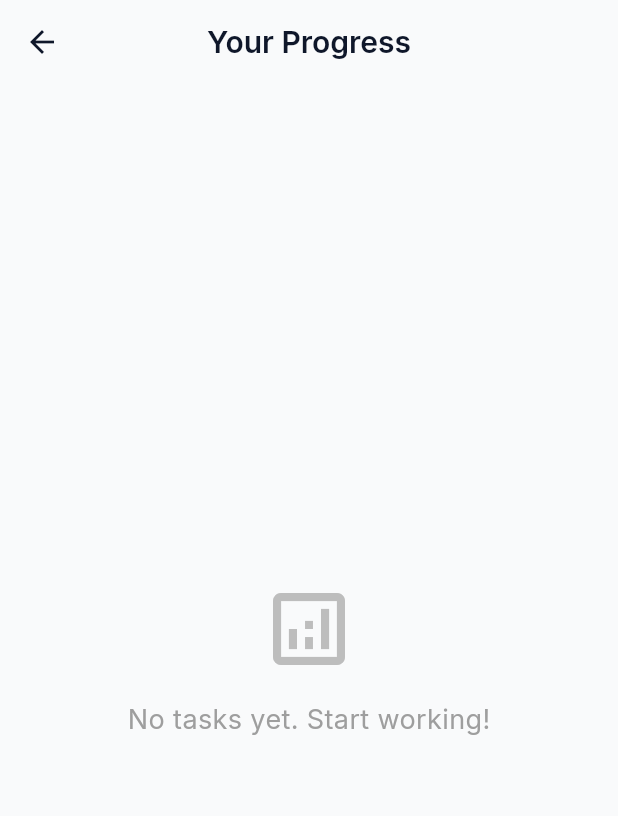
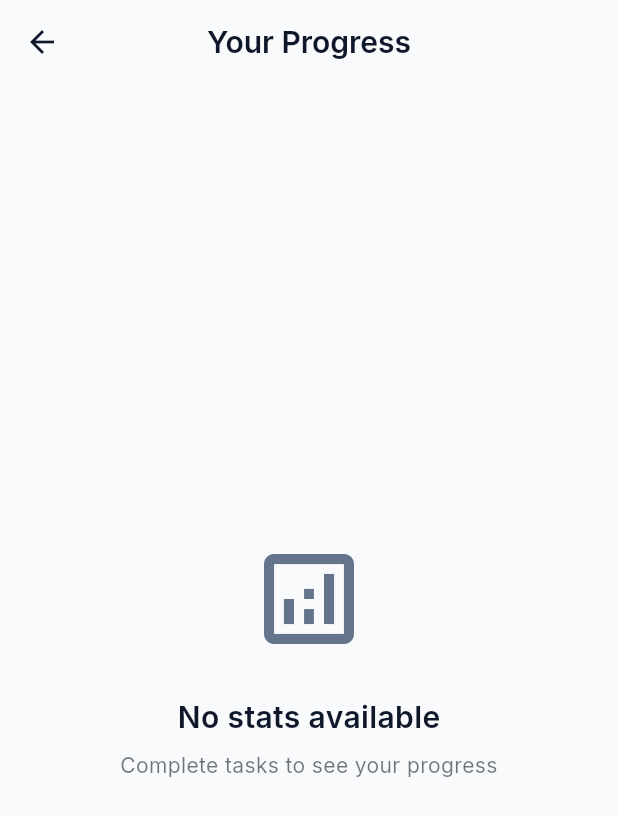
Before and after one commit to haddadiheb1/JustSayIt, a Flutter app: the StatsScreen screen opened directly, on a phone screen of 412 x 824 dp. Shown: the top 816 px of the screen. Run offline on Flutter 3.47's test engine with Material 3 defaults, Android fonts, the light colour scheme and no system bars; our stand-ins replace animated_list_plus, fl_chart, flutter_animate, flutter_local_notifications, flutter_riverpod, flutter_timezone and 11 more; missing offline and left inert: android_alarm_manager_plus, home_widget; accounts and stored records are empty; generated files the repository leaves out were written again.

Commit message:
set common empty screens design

```diff
--- a/lib/presentation/screens/stats_screen.dart
+++ b/lib/presentation/screens/stats_screen.dart
@@ -6,6 +6,7 @@ import 'package:say_task/presentation/providers/task_provider.dart';
 import 'package:say_task/domain/entities/task_category.dart';
 import 'package:intl/intl.dart';
 import 'package:gap/gap.dart';
+import 'package:say_task/presentation/widgets/empty_state_widget.dart';
 
 class StatsScreen extends ConsumerWidget {
   const StatsScreen({super.key});
@@ -27,22 +28,10 @@ class StatsScreen extends ConsumerWidget {
       body: tasksAsync.when(
         data: (tasks) {
           if (tasks.isEmpty) {
-            return Center(
-              child: Column(
-                mainAxisAlignment: MainAxisAlignment.center,
-                children: [
-                  Icon(Icons.analytics_outlined,
-                      size: 64, color: Colors.grey[400]),
-                  const Gap(16),
-                  Text(
-                    'No tasks yet. Start working!',
-                    style: TextStyle(
-                      fontSize: 18,
-                      color: Colors.grey,
-                    ),
-                  ),
-                ],
-              ),
+            return const EmptyStateWidget(
+              message: "No stats available",
+              subMessage: "Complete tasks to see your progress",
+              icon: Icons.analytics_outlined,
             );
           }
 
--- /dev/null
+++ b/lib/presentation/widgets/empty_state_widget.dart
@@ -0,0 +1,54 @@
+import 'package:flutter/material.dart';
+import 'package:say_task/core/theme/app_theme.dart';
+
+class EmptyStateWidget extends StatelessWidget {
+  final String message;
+  final String? subMessage;
+  final IconData icon;
+
+  const EmptyStateWidget({
+    super.key,
+    required this.message,
+    this.subMessage,
+    required this.icon,
+  });
+
+  @override
+  Widget build(BuildContext context) {
+    return Center(
+      child: Column(
+        mainAxisAlignment: MainAxisAlignment.center,
+        children: [
+          Icon(
+            icon,
+            size: 80,
+            color: AppTheme.textSecondary,
+          ),
+          const SizedBox(height: 24),
+          Text(
+            message,
+            style: TextStyle(
+              fontSize: 20,
+              fontWeight: FontWeight.w600,
+              color: Theme.of(context).colorScheme.onSurface,
+            ),
+          ),
+          if (subMessage != null) ...[
+            const SizedBox(height: 8),
+            Text(
+              subMessage!,
+              style: TextStyle(
+                fontSize: 14,
+                color: Theme.of(context)
+                    .colorScheme
+                    .onSurface
+                    .withValues(alpha: 0.6),
+              ),
+              textAlign: TextAlign.center,
+            ),
+          ],
+        ],
+      ),
+    );
+  }
+}
```
Also changed, not shown: lib/presentation/screens/home_screen.dart (+5 -14 lines), lib/presentation/screens/notes_screen.dart (+5 -32 lines).
